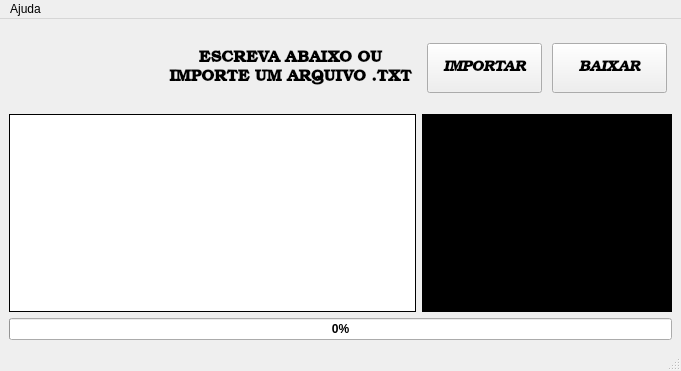
Paulo1402/YouTube-Downloader, file ui/app.ui: the form before one commit.
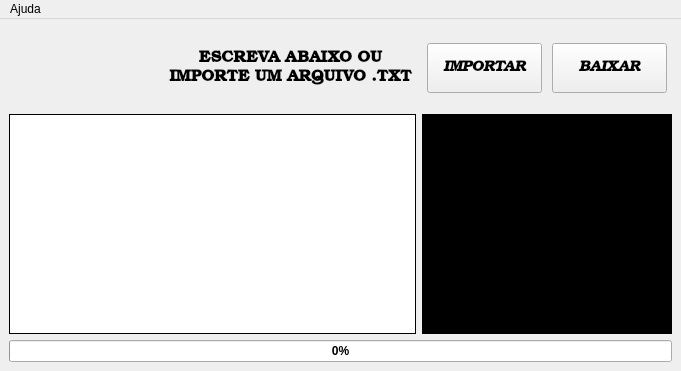
The form after the commit.

Patch:
```diff
--- a/ui/app.ui
+++ b/ui/app.ui
@@ -294,7 +294,8 @@
       </property>
       <property name="font">
        <font>
-        <italic>true</italic>
+        <pointsize>10</pointsize>
+        <italic>false</italic>
         <bold>false</bold>
        </font>
       </property>
@@ -322,6 +323,9 @@
       <property name="midLineWidth">
        <number>2</number>
       </property>
+      <property name="verticalScrollBarPolicy">
+       <enum>Qt::ScrollBarAlwaysOff</enum>
+      </property>
       <property name="sizeAdjustPolicy">
        <enum>QAbstractScrollArea::AdjustToContentsOnFirstShow</enum>
       </property>
@@ -339,8 +343,8 @@
 &lt;html&gt;&lt;head&gt;&lt;meta name=&quot;qrichtext&quot; content=&quot;1&quot; /&gt;&lt;meta charset=&quot;utf-8&quot; /&gt;&lt;style type=&quot;text/css&quot;&gt;
 p, li { white-space: pre-wrap; }
 hr { height: 1px; border-width: 0; }
-&lt;/style&gt;&lt;/head&gt;&lt;body style=&quot; font-family:'Segoe UI'; font-size:9pt; font-weight:400; font-style:italic;&quot;&gt;
-&lt;p style=&quot;-qt-paragraph-type:empty; margin-top:0px; margin-bottom:0px; margin-left:0px; margin-right:0px; -qt-block-indent:0; text-indent:0px;&quot;&gt;&lt;br /&gt;&lt;/p&gt;&lt;/body&gt;&lt;/html&gt;</string>
+&lt;/style&gt;&lt;/head&gt;&lt;body style=&quot; font-family:'Segoe UI'; font-size:10pt; font-weight:400; font-style:normal;&quot;&gt;
+&lt;p style=&quot;-qt-paragraph-type:empty; margin-top:0px; margin-bottom:0px; margin-left:0px; margin-right:0px; -qt-block-indent:0; text-indent:0px; font-size:9pt; font-style:italic;&quot;&gt;&lt;br /&gt;&lt;/p&gt;&lt;/body&gt;&lt;/html&gt;</string>
       </property>
       <property name="acceptRichText">
        <bool>true</bool>
@@ -386,6 +390,11 @@
         <verstretch>0</verstretch>
        </sizepolicy>
       </property>
+      <property name="font">
+       <font>
+        <pointsize>12</pointsize>
+       </font>
+      </property>
       <property name="styleSheet">
        <string notr="true">border: 1px solid black</string>
       </property>
@@ -397,8 +406,8 @@
 &lt;html&gt;&lt;head&gt;&lt;meta name=&quot;qrichtext&quot; content=&quot;1&quot; /&gt;&lt;meta charset=&quot;utf-8&quot; /&gt;&lt;style type=&quot;text/css&quot;&gt;
 p, li { white-space: pre-wrap; }
 hr { height: 1px; border-width: 0; }
-&lt;/style&gt;&lt;/head&gt;&lt;body style=&quot; font-family:'Segoe UI'; font-size:9pt; font-weight:400; font-style:normal;&quot;&gt;
-&lt;p style=&quot;-qt-paragraph-type:empty; margin-top:0px; margin-bottom:0px; margin-left:0px; margin-right:0px; -qt-block-indent:0; text-indent:0px;&quot;&gt;&lt;br /&gt;&lt;/p&gt;&lt;/body&gt;&lt;/html&gt;</string>
+&lt;/style&gt;&lt;/head&gt;&lt;body style=&quot; font-family:'Segoe UI'; font-size:12pt; font-weight:400; font-style:normal;&quot;&gt;
+&lt;p style=&quot;-qt-paragraph-type:empty; margin-top:0px; margin-bottom:0px; margin-left:0px; margin-right:0px; -qt-block-indent:0; text-indent:0px; font-size:9pt;&quot;&gt;&lt;br /&gt;&lt;/p&gt;&lt;/body&gt;&lt;/html&gt;</string>
       </property>
       <property name="placeholderText">
        <string/>
@@ -407,7 +416,6 @@
     </item>
    </layout>
   </widget>
-  <widget class="QStatusBar" name="statusbar"/>
   <widget class="QMenuBar" name="menuBar">
    <property name="geometry">
     <rect>
```
